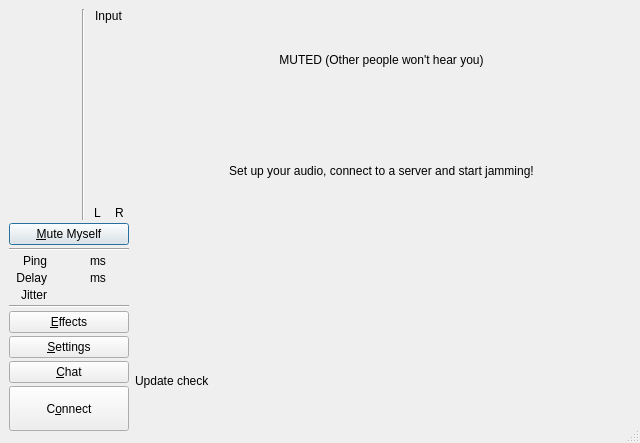
Qt form src/clientdlgbase.ui (ignotus666/jamulus) before a commit.
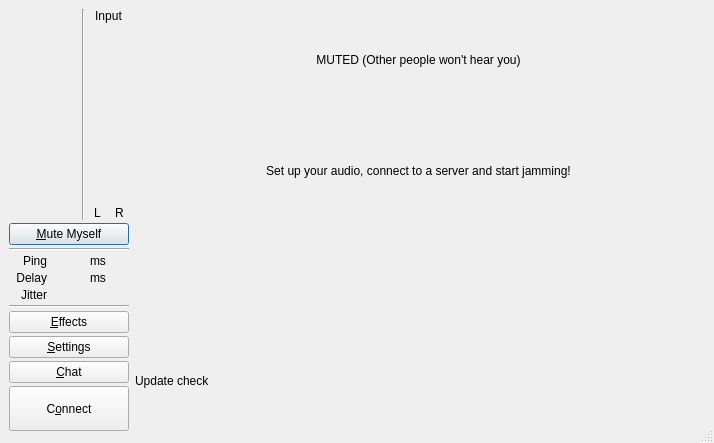
The same form after that commit. Icons and pictures are not drawn. Custom widgets are drawn as their Qt base class.

```diff
--- a/src/clientdlgbase.ui
+++ b/src/clientdlgbase.ui
@@ -6,7 +6,7 @@
    <rect>
     <x>0</x>
     <y>0</y>
-    <width>640</width>
+    <width>714</width>
     <height>443</height>
    </rect>
   </property>
```
Left out of the diff: 38 changed lines with no effect on the pictures.
